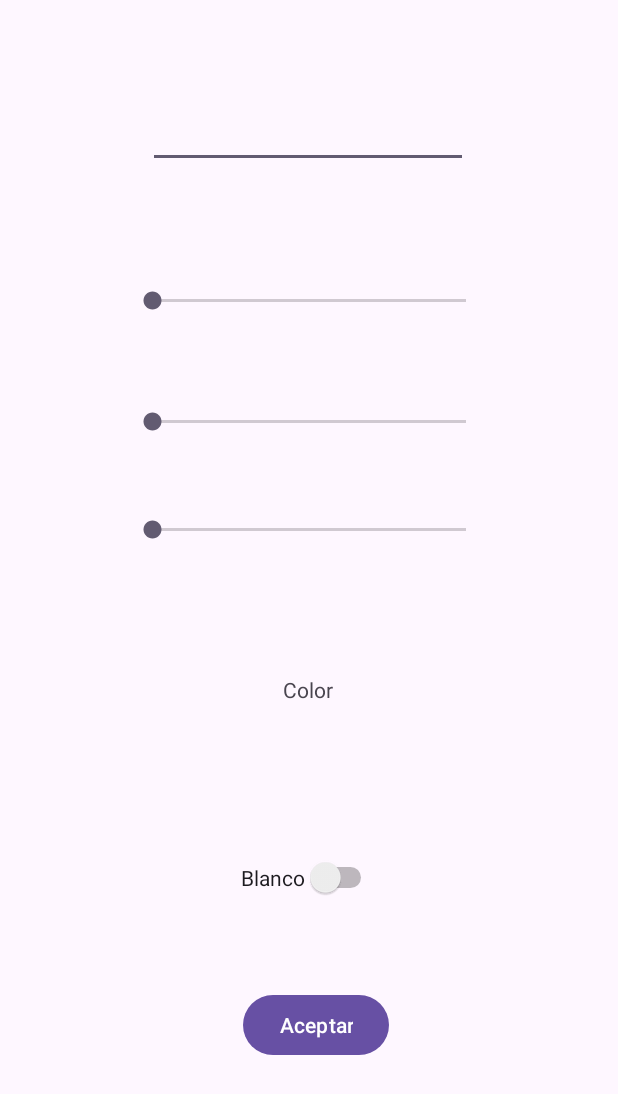
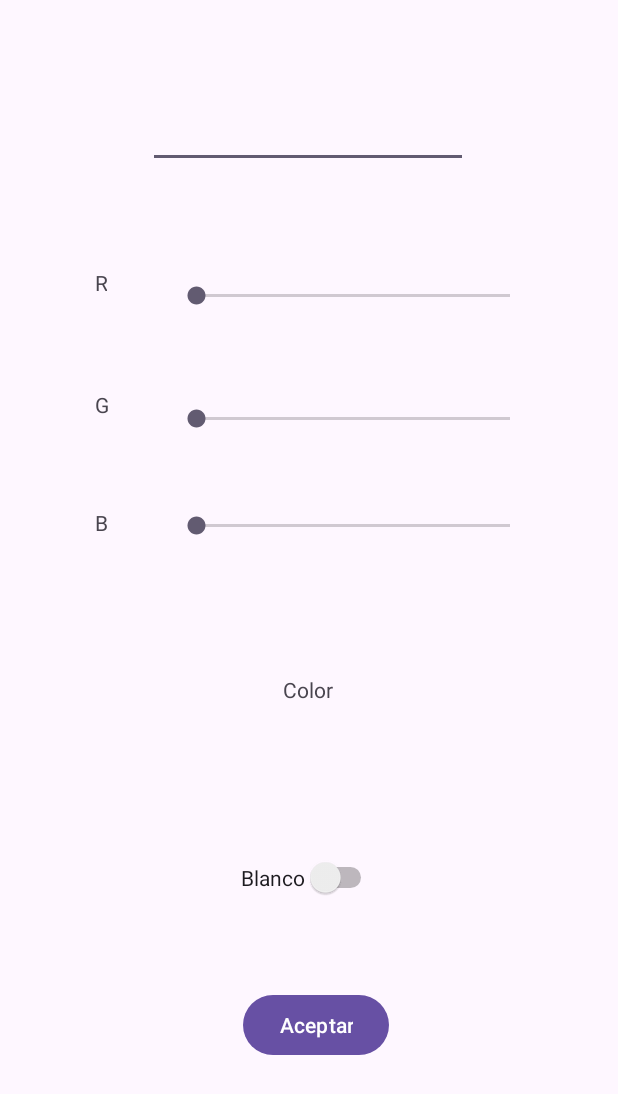
Before and after one commit to JavierRamiro8/PMDM_2324, an Android app: the ut201_Colores screen opened directly, with no data from a screen before it, on a phone screen of 412 x 824 dp. Shown: the top 1094 px of the screen. Run offline under Robolectric (Android 15) with nearby library versions, the phone set to English and light mode, and no system bars.

Commit message:
ColoresTerminadoFinal

```diff
--- a/app/src/main/java/com/example/pmdm_2324/ut01/ut201_Colores.java
+++ b/app/src/main/java/com/example/pmdm_2324/ut01/ut201_Colores.java
@@ -21,6 +21,7 @@ public class ut201_Colores extends AppCompatActivity {
         super.onCreate(savedInstanceState);
         setContentView(R.layout.activity_ut201_colores);
         TextView textoColores;
+        TextView entradaTexto;
         Button Aceptar;
         SeekBar barraR;
         SeekBar barraG;
@@ -34,6 +35,7 @@ public class ut201_Colores extends AppCompatActivity {
         barraG=findViewById(R.id.ut201skbrG);
         barraB=findViewById(R.id.ut201skbrB);
         ConstraintLayout fondo=findViewById(R.id.ut201Layout);
+        entradaTexto=findViewById(R.id.ut201plntx);
 
         switchCambioColor=findViewById(R.id.ut201swtchColor);
         planeText=findViewById(R.id.ut201plntx);
@@ -45,6 +47,7 @@ public class ut201_Colores extends AppCompatActivity {
             int colorFondo= Color.rgb(ProgresoR, ProgresoG, ProgresoB);
             fondo.setBackgroundColor(colorFondo);
             textoColores.setText(planeText.getText());
+
         });
         switchCambioColor.setOnClickListener((View x)->{
             if(switchCambioColor.isChecked()){
--- a/app/src/main/res/layout/activity_ut201_colores.xml
+++ b/app/src/main/res/layout/activity_ut201_colores.xml
@@ -6,6 +6,30 @@
     android:layout_width="match_parent"
     android:layout_height="match_parent"
     tools:context=".ut01.ut201_Colores">
+
+    <TextView
+        android:id="@+id/ut201B"
+        android:layout_width="20dp"
+        android:layout_height="31dp"
+        android:text="B"
+        app:layout_constraintBottom_toBottomOf="parent"
+        app:layout_constraintEnd_toEndOf="parent"
+        app:layout_constraintHorizontal_bias="0.161"
+        app:layout_constraintStart_toStartOf="parent"
+        app:layout_constraintTop_toTopOf="parent"
+        app:layout_constraintVertical_bias="0.427" />
+
+    <TextView
+        android:id="@+id/ut201G"
+        android:layout_width="20dp"
+        android:layout_height="29dp"
+        android:text="G"
+        app:layout_constraintBottom_toBottomOf="parent"
+        app:layout_constraintEnd_toEndOf="parent"
+        app:layout_constraintHorizontal_bias="0.161"
+        app:layout_constraintStart_toStartOf="parent"
+        app:layout_constraintTop_toTopOf="parent"
+        app:layout_constraintVertical_bias="0.327" />
 
     <TextView
         android:id="@+id/ut201txtColores"
@@ -21,6 +45,18 @@
         app:layout_constraintVertical_bias="0.585" />
 
     <SeekBar
+        android:id="@+id/ut201skbrB"
+        android:layout_width="241dp"
+        android:layout_height="37dp"
+        android:max="255"
+        app:layout_constraintBottom_toBottomOf="parent"
+        app:layout_constraintEnd_toEndOf="parent"
+        app:layout_constraintHorizontal_bias="0.67"
+        app:layout_constraintStart_toStartOf="parent"
+        app:layout_constraintTop_toTopOf="parent"
+        app:layout_constraintVertical_bias="0.422" />
+
+    <SeekBar
         android:id="@+id/ut201seekbrR"
         android:layout_width="241dp"
         android:layout_height="37dp"
@@ -28,20 +64,10 @@
         android:progress="0"
         app:layout_constraintBottom_toBottomOf="parent"
         app:layout_constraintEnd_toEndOf="parent"
+        app:layout_constraintHorizontal_bias="0.67"
         app:layout_constraintStart_toStartOf="parent"
         app:layout_constraintTop_toTopOf="parent"
-        app:layout_constraintVertical_bias="0.231" />
-
-    <SeekBar
-        android:id="@+id/ut201skbrB"
-        android:layout_width="241dp"
-        android:layout_height="37dp"
-        android:max="255"
-        app:layout_constraintBottom_toBottomOf="parent"
-        app:layout_constraintEnd_toEndOf="parent"
-        app:layout_constraintStart_toStartOf="parent"
-        app:layout_constraintTop_toTopOf="parent"
-        app:layout_constraintVertical_bias="0.425" />
+        app:layout_constraintVertical_bias="0.227" />
 
     <SeekBar
         android:id="@+id/ut201skbrG"
@@ -50,9 +76,10 @@
         android:max="255"
         app:layout_constraintBottom_toBottomOf="parent"
         app:layout_constraintEnd_toEndOf="parent"
+        app:layout_constraintHorizontal_bias="0.67"
         app:layout_constraintStart_toStartOf="parent"
         app:layout_constraintTop_toTopOf="parent"
-        app:layout_constraintVertical_bias="0.334" />
+        app:layout_constraintVertical_bias="0.331" />
 
     <Switch
         android:id="@+id/ut201swtchColor"
@@ -90,4 +117,16 @@
         app:layout_constraintTop_toTopOf="parent"
         app:layout_constraintVertical_bias="0.086" />
 
+    <TextView
+        android:id="@+id/ut201R"
+        android:layout_width="8dp"
+        android:layout_height="40dp"
+        android:text="R"
+        app:layout_constraintBottom_toBottomOf="parent"
+        app:layout_constraintEnd_toEndOf="parent"
+        app:layout_constraintHorizontal_bias="0.156"
+        app:layout_constraintStart_toStartOf="parent"
+        app:layout_constraintTop_toTopOf="parent"
+        app:layout_constraintVertical_bias="0.228" />
+
 </androidx.constraintlayout.widget.ConstraintLayout>
--- a/build.gradle.kts
+++ b/build.gradle.kts
@@ -1,4 +1,4 @@
 // Top-level build file where you can add configuration options common to all sub-projects/modules.
 plugins {
-    id("com.android.application") version "8.1.1" apply false
+    id("com.android.application") version "8.1.2" apply false
 }
```
